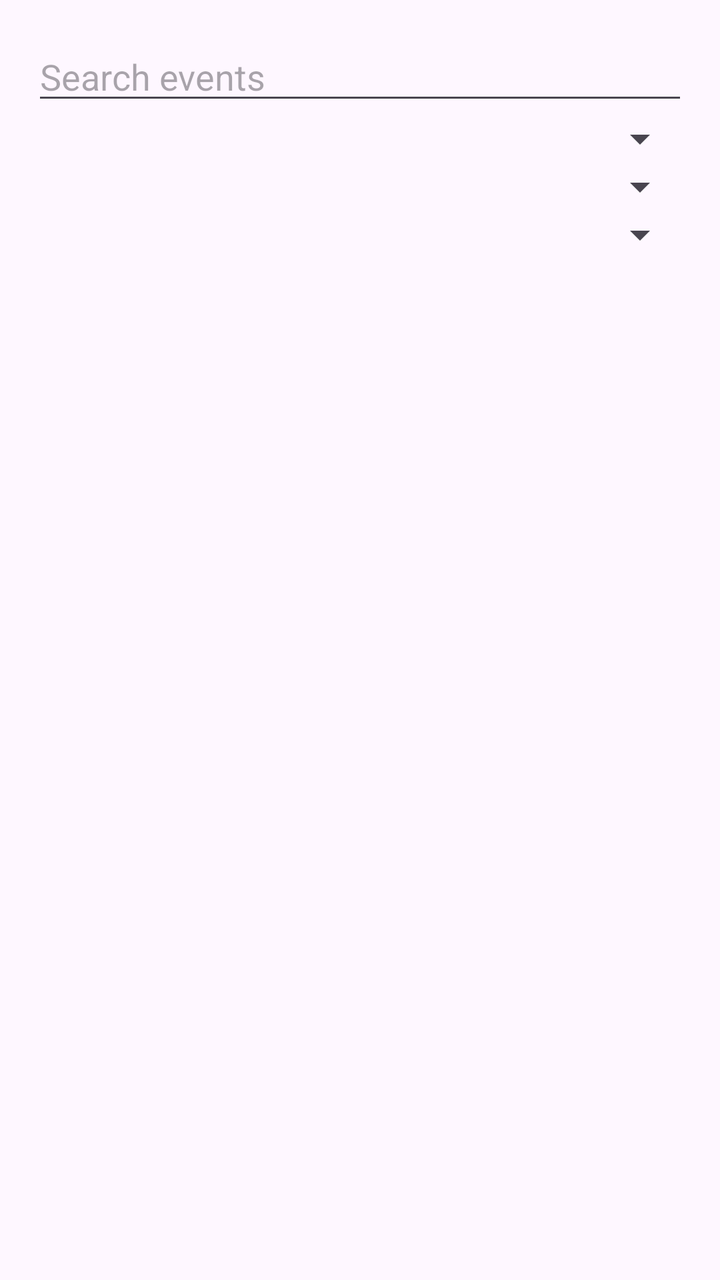
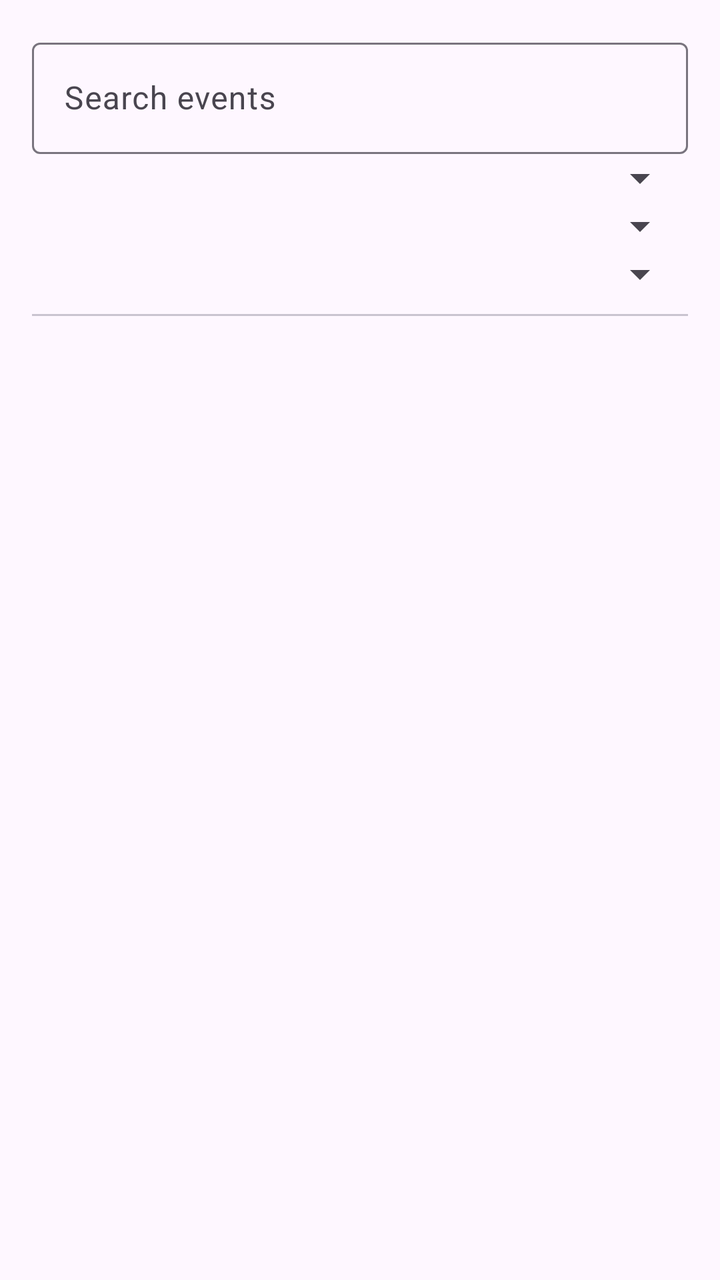

The first picture is an Android layout as it rendered before a commit; the second is the same layout after the commit. The layout source and the unified diff follow.
<!-- AndroidManifest.xml: application theme Theme.Ticketree -->
<!-- res/layout/activity_event_list.xml -->
<?xml version="1.0" encoding="utf-8"?>
<LinearLayout xmlns:android="http://schemas.android.com/apk/res/android"
    android:layout_width="match_parent"
    android:layout_height="match_parent"
    android:fitsSystemWindows="true"
    android:orientation="vertical"
    android:padding="16dp">

    <EditText
        android:id="@+id/etSearch"
        android:layout_width="match_parent"
        android:layout_height="wrap_content"
        android:hint="Search events"
        android:inputType="text" />

    <Spinner
        android:id="@+id/spCategory"
        android:layout_width="match_parent"
        android:layout_height="wrap_content" />

    <Spinner
        android:id="@+id/spDate"
        android:layout_width="match_parent"
        android:layout_height="wrap_content" />

    <Spinner
        android:id="@+id/spLocation"
        android:layout_width="match_parent"
        android:layout_height="wrap_content" />

    <ListView
        android:id="@+id/lvEvents"
        android:layout_width="match_parent"
        android:layout_height="0dp"
        android:layout_weight="1" />
</LinearLayout>
<!-- resources referenced by this layout -->
<resources>
  <style name="Theme.Ticketree" parent="Base.Theme.Ticketree" />
  <style name="Base.Theme.Ticketree" parent="Theme.Material3.DayNight.NoActionBar">
          
          
      </style>
</resources>

<!-- the commit's change to res/layout/activity_event_list.xml (unified diff, before → after) -->
@@ -6,12 +6,18 @@
     android:orientation="vertical"
     android:padding="16dp">
 
-    <EditText
-        android:id="@+id/etSearch"
+    <com.google.android.material.textfield.TextInputLayout
+        style="@style/Widget.Material3.TextInputLayout.OutlinedBox"
         android:layout_width="match_parent"
         android:layout_height="wrap_content"
-        android:hint="Search events"
-        android:inputType="text" />
+        android:hint="Search events">
+
+        <com.google.android.material.textfield.TextInputEditText
+            android:id="@+id/etSearch"
+            android:layout_width="match_parent"
+            android:layout_height="wrap_content"
+            android:inputType="text" />
+    </com.google.android.material.textfield.TextInputLayout>
 
     <Spinner
         android:id="@+id/spCategory"
@@ -28,8 +34,20 @@
         android:layout_width="match_parent"
         android:layout_height="wrap_content" />
 
-    <ListView
-        android:id="@+id/lvEvents"
+    <com.google.android.material.divider.MaterialDivider
+        android:layout_width="match_parent"
+        android:layout_height="wrap_content"
+        android:layout_marginVertical="8dp" />
+
+    <com.google.android.material.textview.MaterialTextView
+        android:id="@+id/tvEmpty"
+        android:layout_width="match_parent"
+        android:layout_height="wrap_content"
+        android:text="No events match your filters."
+        android:visibility="gone" />
+
+    <androidx.recyclerview.widget.RecyclerView
+        android:id="@+id/rvList"
         android:layout_width="match_parent"
         android:layout_height="0dp"
         android:layout_weight="1" />
